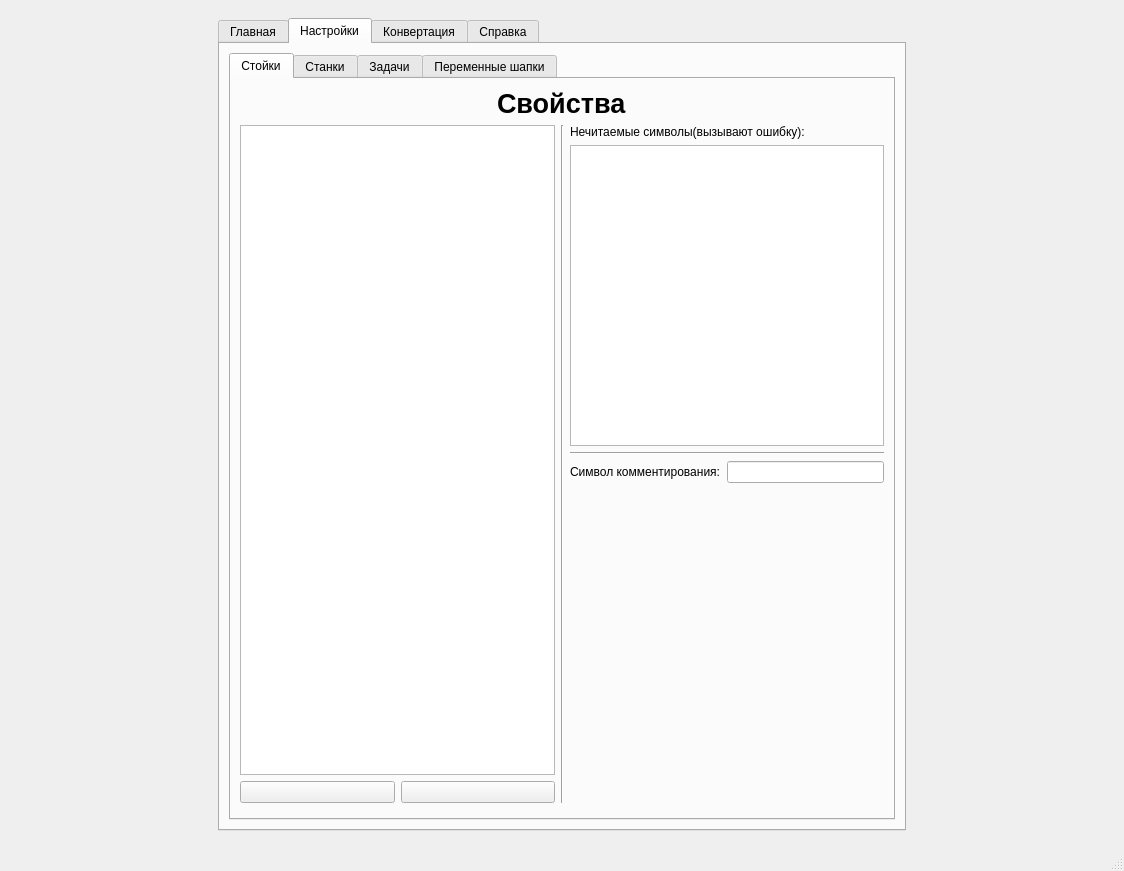
Above: docs/pyside2-designer/ui.ui from filthps/CNC-File-Parser before the change. Below: the same form after it.
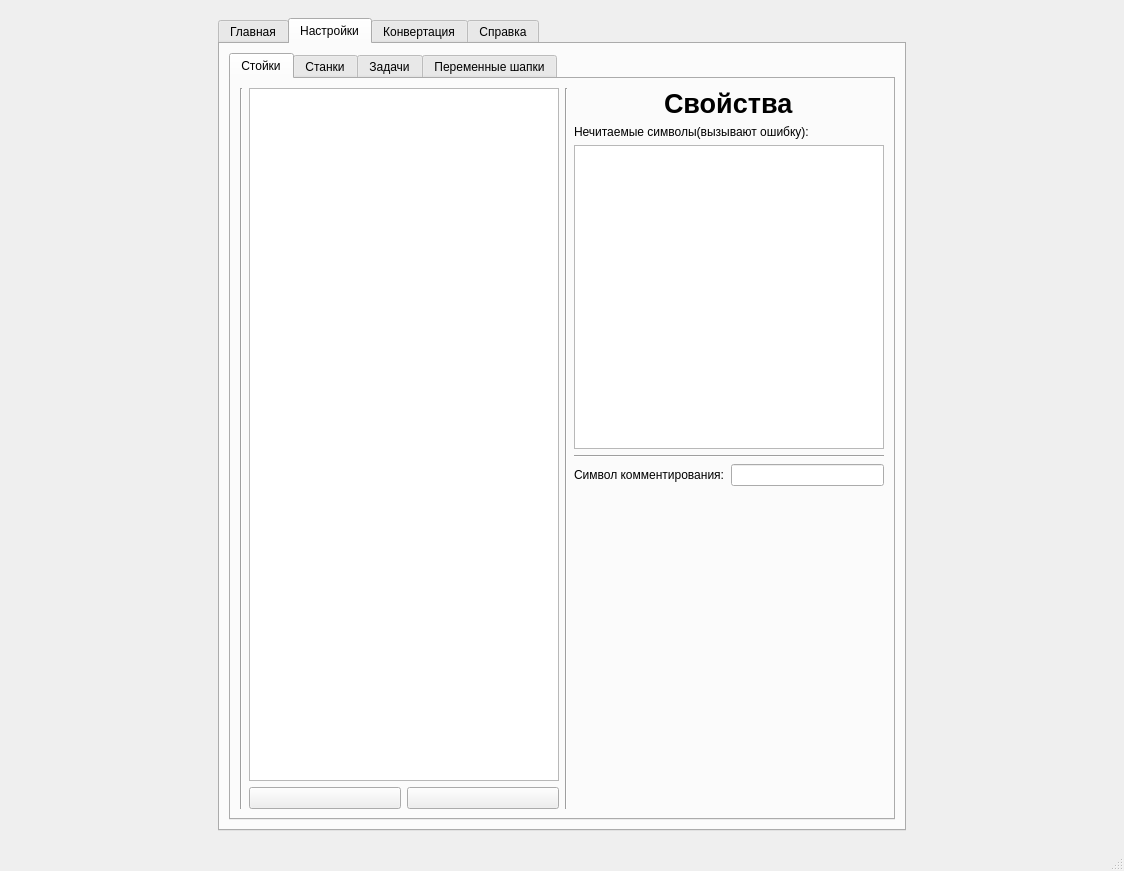
That is the form after the change. The open tabs and pages were chosen to show the change. Icons and pictures are not drawn.

Diff of the .ui file:
```diff
--- a/docs/pyside2-designer/ui.ui
+++ b/docs/pyside2-designer/ui.ui
@@ -231,53 +231,14 @@
                <attribute name="title">
                 <string>Стойки</string>
                </attribute>
-               <layout class="QVBoxLayout" name="verticalLayout_62">
-                <item>
-                 <layout class="QHBoxLayout" name="horizontalLayout_3">
-                  <item>
-                   <spacer name="horizontalSpacer_7">
-                    <property name="orientation">
-                     <enum>Qt::Horizontal</enum>
-                    </property>
-                    <property name="sizeHint" stdset="0">
-                     <size>
-                      <width>40</width>
-                      <height>20</height>
-                     </size>
-                    </property>
-                   </spacer>
-                  </item>
-                  <item>
-                   <widget class="QLabel" name="label_33">
-                    <property name="font">
-                     <font>
-                      <pointsize>20</pointsize>
-                      <weight>75</weight>
-                      <bold>true</bold>
-                     </font>
-                    </property>
-                    <property name="text">
-                     <string>Свойства</string>
-                    </property>
-                   </widget>
-                  </item>
-                  <item>
-                   <spacer name="horizontalSpacer_8">
-                    <property name="orientation">
-                     <enum>Qt::Horizontal</enum>
-                    </property>
-                    <property name="sizeHint" stdset="0">
-                     <size>
-                      <width>40</width>
-                      <height>20</height>
-                     </size>
-                    </property>
-                   </spacer>
-                  </item>
-                 </layout>
-                </item>
-                <item>
                  <layout class="QHBoxLayout" name="horizontalLayout_44">
+                <item>
+                 <widget class="Line" name="line">
+                  <property name="orientation">
+                   <enum>Qt::Vertical</enum>
+                  </property>
+                 </widget>
+                </item>
                   <item>
                    <layout class="QVBoxLayout" name="verticalLayout_43">
                     <item>
@@ -285,13 +246,6 @@
                     </item>
                     <item>
                      <layout class="QHBoxLayout" name="horizontalLayout_54">
-                      <item>
-                       <widget class="QPushButton" name="add_button_1">
-                        <property name="text">
-                         <string/>
-                        </property>
-                       </widget>
-                      </item>
                       <item>
                        <widget class="QPushButton" name="remove_button_1">
                         <property name="text">
@@ -299,6 +253,13 @@
                         </property>
                        </widget>
                       </item>
+                    <item>
+                     <widget class="QPushButton" name="add_button_1">
+                      <property name="text">
+                       <string/>
+                      </property>
+                     </widget>
+                    </item>
                      </layout>
                     </item>
                    </layout>
@@ -311,7 +272,51 @@
                    </widget>
                   </item>
                   <item>
-                   <layout class="QVBoxLayout" name="verticalLayout_61">
+                 <layout class="QVBoxLayout" name="verticalLayout_54">
+                  <item>
+                   <layout class="QHBoxLayout" name="horizontalLayout_3">
+                    <item>
+                     <spacer name="horizontalSpacer_7">
+                      <property name="orientation">
+                       <enum>Qt::Horizontal</enum>
+                      </property>
+                      <property name="sizeHint" stdset="0">
+                       <size>
+                        <width>40</width>
+                        <height>20</height>
+                       </size>
+                      </property>
+                     </spacer>
+                    </item>
+                    <item>
+                     <widget class="QLabel" name="label_33">
+                      <property name="font">
+                       <font>
+                        <pointsize>20</pointsize>
+                        <weight>75</weight>
+                        <bold>true</bold>
+                       </font>
+                      </property>
+                      <property name="text">
+                       <string>Свойства</string>
+                      </property>
+                     </widget>
+                    </item>
+                    <item>
+                     <spacer name="horizontalSpacer_8">
+                      <property name="orientation">
+                       <enum>Qt::Horizontal</enum>
+                      </property>
+                      <property name="sizeHint" stdset="0">
+                       <size>
+                        <width>40</width>
+                        <height>20</height>
+                       </size>
+                      </property>
+                     </spacer>
+                    </item>
+                   </layout>
+                  </item>
                     <item>
                      <layout class="QVBoxLayout" name="verticalLayout_45">
                       <item>
@@ -363,15 +368,6 @@
                    </layout>
                   </item>
                  </layout>
-                </item>
-                <item>
-                 <widget class="Line" name="line">
-                  <property name="orientation">
-                   <enum>Qt::Vertical</enum>
-                  </property>
-                 </widget>
-                </item>
-               </layout>
               </widget>
               <widget class="QWidget" name="options_tab_machines">
                <attribute name="title">
```
Left out of the diff: 23 changed lines with no effect on the pictures. Lines whose indentation alone changed are shown as unchanged.
